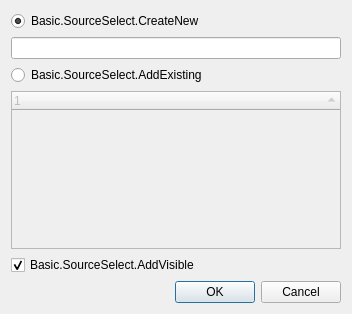
Before: the Qt Designer form UI/forms/OBSBasicSourceSelect.ui in RytoEX/obs-studio, drawn with Qt 5.
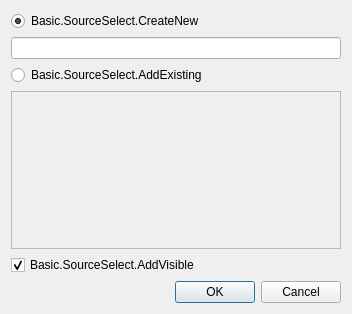
After: the same form once the commit is applied. Custom widgets are drawn as their Qt base class.

Commit message: UI: debug time

The edit to the form file:
```diff
--- a/UI/forms/OBSBasicSourceSelect.ui
+++ b/UI/forms/OBSBasicSourceSelect.ui
@@ -44,6 +44,9 @@
        <property name="enabled">
         <bool>false</bool>
        </property>
+       <property name="headerHidden">
+        <bool>true</bool>
+       </property>
        <property name="sortingEnabled">
         <bool>true</bool>
        </property>
```
The commit also changes 4 other files.
